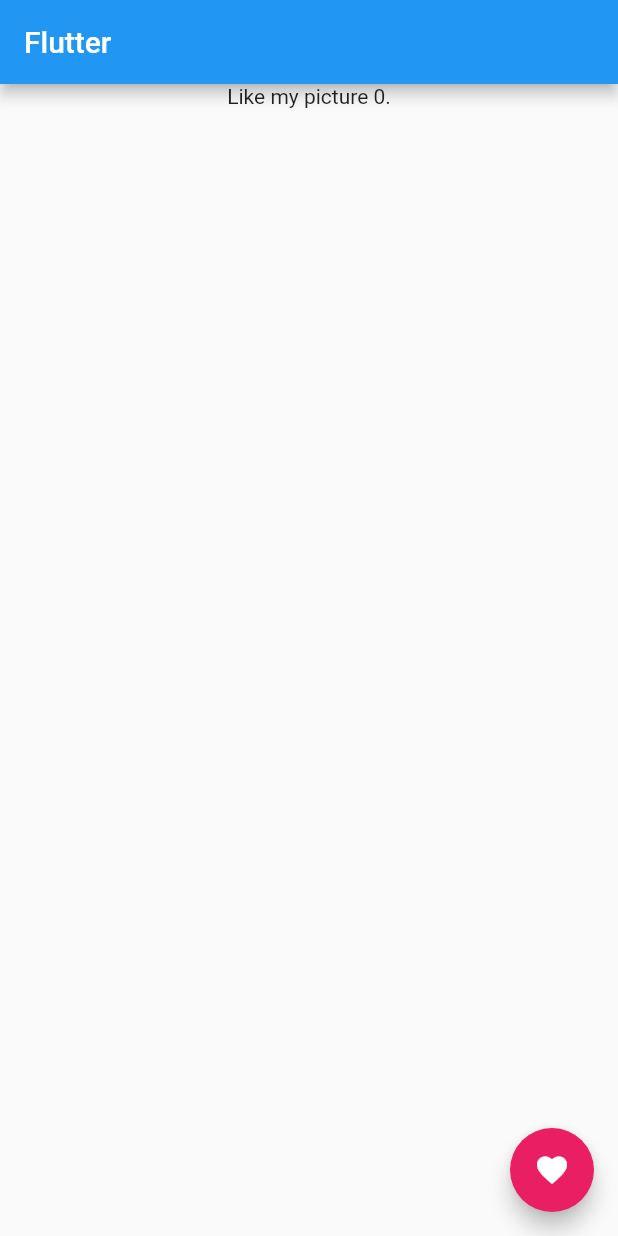
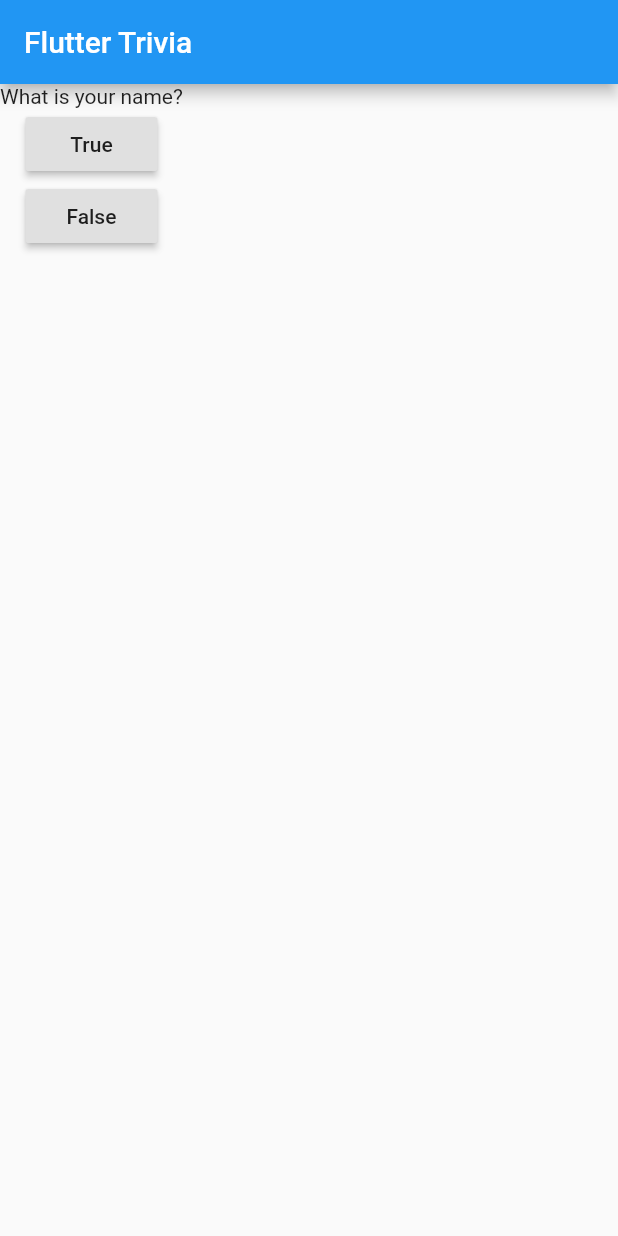
Before and after one commit to ThePratikSah/Flutter, a Flutter app: the screen it shows after launch, on a phone screen of 412 x 824 dp. Run offline on Flutter 3.47's test engine with Material 2 defaults, Android fonts, the phone set to English and light mode, and no system bars.

Commit message:
Question widget created.

```diff
--- a/state_management/lib/src/app.dart
+++ b/state_management/lib/src/app.dart
@@ -1,38 +1,47 @@
 import 'package:flutter/material.dart';
+import './question.dart';
 
 class MyApp extends StatefulWidget {
   @override
-  MyAppState createState() {
-    return MyAppState();
+  State<StatefulWidget> createState() {
+    return _MyAppState();
   }
 }
 
-class MyAppState extends State<MyApp> {
-  int times = 0;
+class _MyAppState extends State<MyApp> {
+  int _index = 0;
+  // code to go to next question
+  void _quizAnswer() {
+    setState(() {
+      _index++;
+    });
+  }
+
   @override
   Widget build(BuildContext context) {
+    var quizQuestions = [
+      "What is your name?",
+      "What do you do?",
+    ];
     return MaterialApp(
       home: Scaffold(
         appBar: AppBar(
-          title: Text("Flutter"),
+          title: Text("Flutter Trivia"),
         ),
         body: Column(
           children: [
-            Center(
-              child: Text("Like my picture $times."),
+            Question(
+              quizQuestions[_index],
+            ),
+            RaisedButton(
+              onPressed: _quizAnswer,
+              child: Text("True"),
+            ),
+            RaisedButton(
+              child: Text("False"),
+              onPressed: _quizAnswer,
             ),
           ],
-        ),
-        floatingActionButton: FloatingActionButton(
-          onPressed: () {
-            setState(() {
-              times++;
-            });
-          },
-          child: Icon(
-            Icons.favorite,
-          ),
-          backgroundColor: Colors.pink,
         ),
       ),
     );
--- /dev/null
+++ b/state_management/lib/src/question.dart
@@ -0,0 +1,12 @@
+import 'package:flutter/material.dart';
+
+class Question extends StatelessWidget {
+  String questionList;
+
+  Question(this.questionList);
+
+  @override
+  Widget build(BuildContext context) {
+    return Text(questionList);
+  }
+}
```
